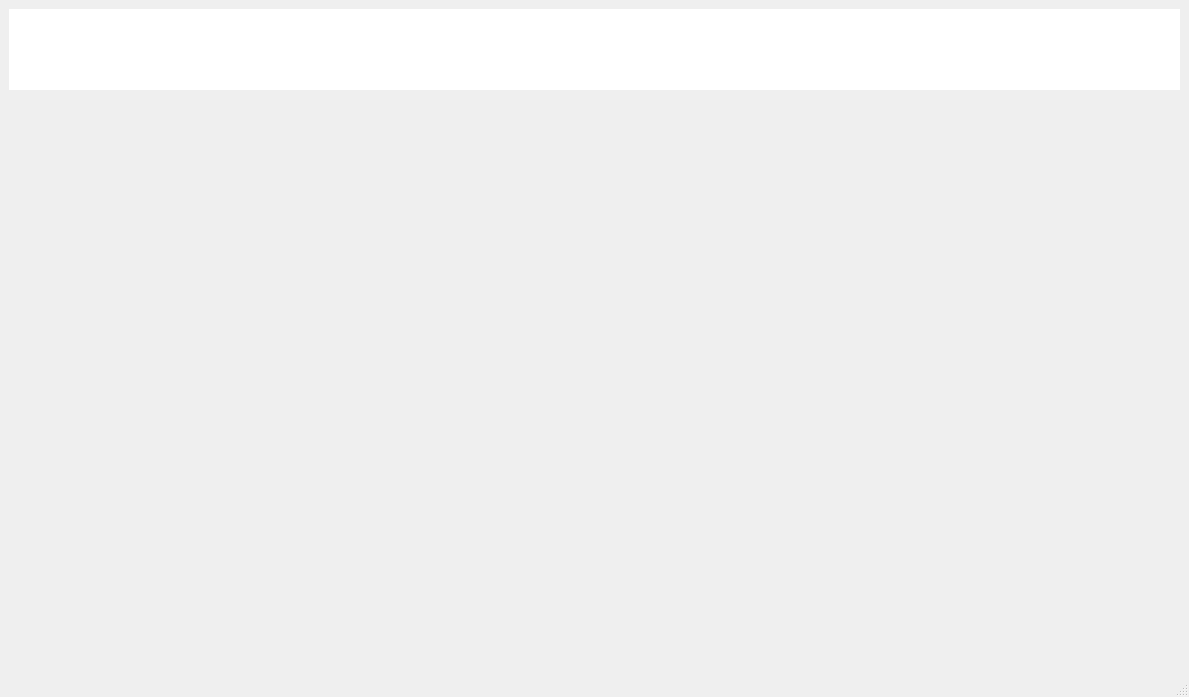
Qt form StudentManagementSystem/mainwindow.ui (BuhDuy256/Student-Management-GROUP6-KTLT-23CLC03) before a commit.
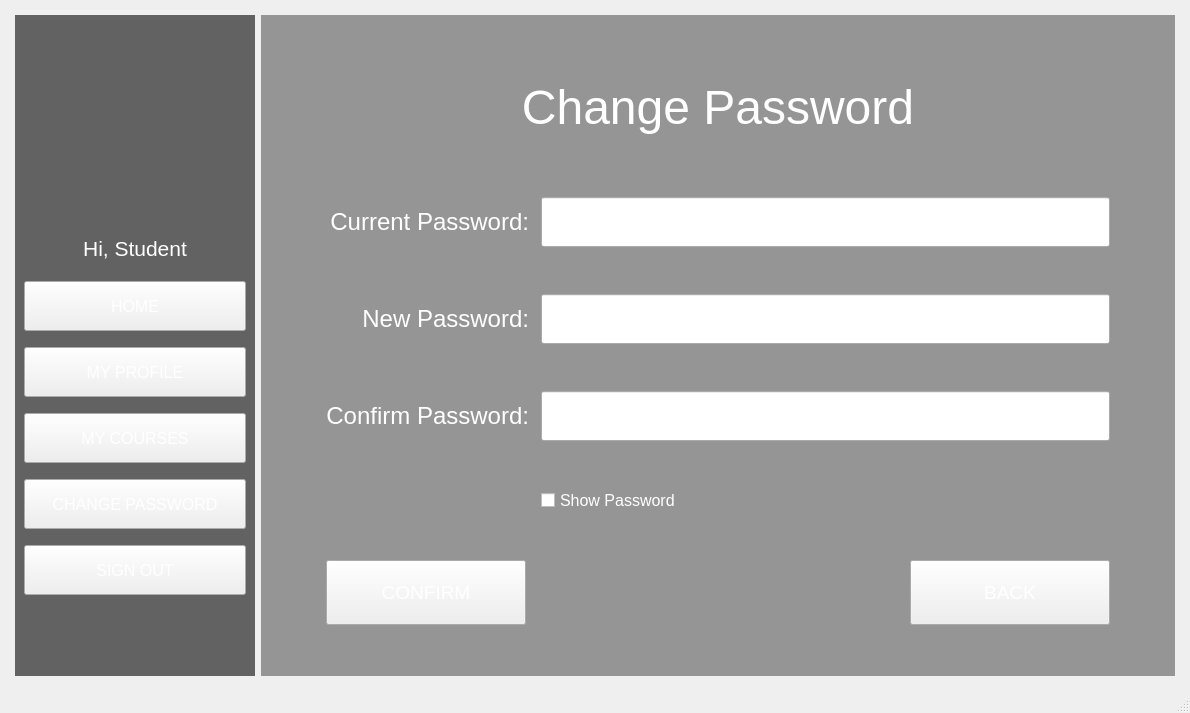
The same form after that commit. Icons and pictures are not drawn.

Commit message: making student page

What changed in the file:
```diff
--- a/StudentManagementSystem/mainwindow.ui
+++ b/StudentManagementSystem/mainwindow.ui
@@ -6,8 +6,8 @@
    <rect>
     <x>0</x>
     <y>0</y>
-    <width>1189</width>
-    <height>697</height>
+    <width>1190</width>
+    <height>713</height>
    </rect>
   </property>
   <property name="windowTitle">
@@ -41,6 +41,21 @@
   </property>
   <widget class="QWidget" name="centralwidget">
    <layout class="QGridLayout" name="gridLayout">
+    <property name="leftMargin">
+     <number>0</number>
+    </property>
+    <property name="topMargin">
+     <number>0</number>
+    </property>
+    <property name="rightMargin">
+     <number>0</number>
+    </property>
+    <property name="bottomMargin">
+     <number>0</number>
+    </property>
+    <property name="horizontalSpacing">
+     <number>7</number>
+    </property>
     <item row="0" column="0">
      <widget class="QStackedWidget" name="stackedWidget">
       <property name="styleSheet">
@@ -389,37 +404,693 @@
        </layout>
       </widget>
       <widget class="QWidget" name="student_homepage">
-       <widget class="QWidget" name="widget_2" native="true">
-        <property name="geometry">
-         <rect>
-          <x>0</x>
-          <y>0</y>
-          <width>1171</width>
-          <height>81</height>
-         </rect>
+       <layout class="QGridLayout" name="gridLayout_3" columnstretch="5,19">
+        <property name="leftMargin">
+         <number>15</number>
         </property>
-        <property name="styleSheet">
-         <string notr="true">#widget_2{
-	background-color: rgb(255, 255, 255);
+        <property name="topMargin">
+         <number>15</number>
+        </property>
+        <property name="rightMargin">
+         <number>15</number>
+        </property>
+        <property name="bottomMargin">
+         <number>15</number>
+        </property>
+        <item row="0" column="0">
+         <widget class="QWidget" name="widget_2" native="true">
+          <property name="styleSheet">
+           <string notr="true">#widget_2{
+	background-color: rgba(0, 0, 0, 150);
 }</string>
+          </property>
+          <layout class="QVBoxLayout" name="verticalLayout_2">
+           <property name="topMargin">
+            <number>50</number>
+           </property>
+           <property name="bottomMargin">
+            <number>70</number>
+           </property>
+           <item alignment="Qt::AlignHCenter">
+            <widget class="QLabel" name="avatar">
+             <property name="minimumSize">
+              <size>
+               <width>140</width>
+               <height>140</height>
+              </size>
+             </property>
+             <property name="maximumSize">
+              <size>
+               <width>140</width>
+               <height>140</height>
+              </size>
+             </property>
+             <property name="styleSheet">
+              <string notr="true">#avatar{
+	border-image: url(:/background/OIP.jpg)
+}</string>
+             </property>
+             <property name="text">
+              <string/>
+             </property>
+            </widget>
+           </item>
+           <item>
+            <widget class="QLabel" name="name">
+             <property name="maximumSize">
+              <size>
+               <width>16777215</width>
+               <height>34</height>
+              </size>
+             </property>
+             <property name="font">
+              <font>
+               <pointsize>16</pointsize>
+              </font>
+             </property>
+             <property name="styleSheet">
+              <string notr="true">#name{
+	color: white;
+}</string>
+             </property>
+             <property name="text">
+              <string>Hi, Student</string>
+             </property>
+             <property name="alignment">
+              <set>Qt::AlignCenter</set>
+             </property>
+            </widget>
+           </item>
+           <item>
+            <widget class="QPushButton" name="button_StuHome">
+             <property name="minimumSize">
+              <size>
+               <width>218</width>
+               <height>50</height>
+              </size>
+             </property>
+             <property name="maximumSize">
+              <size>
+               <width>251</width>
+               <height>50</height>
+              </size>
+             </property>
+             <property name="font">
+              <font>
+               <pointsize>12</pointsize>
+              </font>
+             </property>
+             <property name="text">
+              <string>HOME</string>
+             </property>
+            </widget>
+           </item>
+           <item>
+            <widget class="QPushButton" name="button_StuMyProfile">
+             <property name="minimumSize">
+              <size>
+               <width>218</width>
+               <height>50</height>
+              </size>
+             </property>
+             <property name="maximumSize">
+              <size>
+               <width>251</width>
+               <height>50</height>
+              </size>
+             </property>
+             <property name="font">
+              <font>
+               <pointsize>12</pointsize>
+              </font>
+             </property>
+             <property name="text">
+              <string>MY PROFILE</string>
+             </property>
+            </widget>
+           </item>
+           <item>
+            <widget class="QPushButton" name="button_StuMyCourses">
+             <property name="minimumSize">
+              <size>
+               <width>218</width>
+               <height>50</height>
+              </size>
+             </property>
+             <property name="maximumSize">
+              <size>
+               <width>251</width>
+               <height>50</height>
+              </size>
+             </property>
+             <property name="font">
+              <font>
+               <pointsize>12</pointsize>
+              </font>
+             </property>
+             <property name="text">
+              <string>MY COURSES</string>
+             </property>
+            </widget>
+           </item>
+           <item>
+            <widget class="QPushButton" name="button_StuChangePassword">
+             <property name="minimumSize">
+              <size>
+               <width>218</width>
+               <height>50</height>
+              </size>
+             </property>
+             <property name="maximumSize">
+              <size>
+               <width>251</width>
+               <height>50</height>
+              </size>
+             </property>
+             <property name="font">
+              <font>
+               <pointsize>12</pointsize>
+              </font>
+             </property>
+             <property name="text">
+              <string>CHANGE PASSWORD</string>
+             </property>
+            </widget>
+           </item>
+           <item>
+            <widget class="QPushButton" name="button_StuSignOut">
+             <property name="minimumSize">
+              <size>
+               <width>218</width>
+               <height>50</height>
+              </size>
+             </property>
+             <property name="maximumSize">
+              <size>
+               <width>251</width>
+               <height>50</height>
+              </size>
+             </property>
+             <property name="font">
+              <font>
+               <pointsize>12</pointsize>
+              </font>
+             </property>
+             <property name="text">
+              <string>SIGN OUT</string>
+             </property>
+            </widget>
+           </item>
+          </layout>
+         </widget>
+        </item>
+        <item row="0" column="1">
+         <widget class="QStackedWidget" name="stackedWidget_2">
+          <property name="styleSheet">
+           <string notr="true">#StuHome{
+	background-color: rgba(0, 0, 0, 0);
+}
+
+#StuChangePassword{
+	background-color: rgba(0, 0, 0, 96);
+}</string>
+          </property>
+          <property name="currentIndex">
+           <number>3</number>
+          </property>
+          <widget class="QWidget" name="StuHome">
+           <widget class="QLabel" name="lb_welcome">
+            <property name="geometry">
+             <rect>
+              <x>190</x>
+              <y>40</y>
+              <width>511</width>
+              <height>111</height>
+             </rect>
+            </property>
+            <property name="font">
+             <font>
+              <pointsize>48</pointsize>
+             </font>
+            </property>
+            <property name="styleSheet">
+             <string notr="true">#lb_welcome{
+	color:white;
+}</string>
+            </property>
+            <property name="text">
+             <string>WELCOME</string>
+            </property>
+            <property name="alignment">
+             <set>Qt::AlignCenter</set>
+            </property>
+           </widget>
+          </widget>
+          <widget class="QWidget" name="StuProfile"/>
+          <widget class="QWidget" name="StuCourse"/>
+          <widget class="QWidget" name="StuChangePassword">
+           <layout class="QGridLayout" name="gridLayout_5">
+            <property name="leftMargin">
+             <number>65</number>
+            </property>
+            <property name="rightMargin">
+             <number>65</number>
+            </property>
+            <item row="3" column="0">
+             <widget class="QLabel" name="lb_confirmPass">
+              <property name="font">
+               <font>
+                <pointsize>18</pointsize>
+               </font>
+              </property>
+              <property name="styleSheet">
+               <string notr="true">#lb_confirmPass{
+	color:white;
+}</string>
+              </property>
+              <property name="text">
+               <string>Confirm Password:</string>
+              </property>
+              <property name="alignment">
+               <set>Qt::AlignRight|Qt::AlignTrailing|Qt::AlignVCenter</set>
+              </property>
+             </widget>
+            </item>
+            <item row="5" column="2" alignment="Qt::AlignRight">
+             <widget class="QPushButton" name="button_back">
+              <property name="minimumSize">
+               <size>
+                <width>200</width>
+                <height>65</height>
+               </size>
+              </property>
+              <property name="maximumSize">
+               <size>
+                <width>200</width>
+                <height>65</height>
+               </size>
+              </property>
+              <property name="font">
+               <font>
+                <pointsize>14</pointsize>
+               </font>
+              </property>
+              <property name="text">
+               <string>BACK</string>
+              </property>
+             </widget>
+            </item>
+            <item row="5" column="0">
+             <widget class="QPushButton" name="button_confirm">
+              <property name="minimumSize">
+               <size>
+                <width>200</width>
+                <height>65</height>
+               </size>
+              </property>
+              <property name="maximumSize">
+               <size>
+                <width>200</width>
+                <height>65</height>
+               </size>
+              </property>
+              <property name="font">
+               <font>
+                <pointsize>14</pointsize>
+               </font>
+              </property>
+              <property name="text">
+               <string>CONFIRM</string>
+              </property>
+             </widget>
+            </item>
+            <item row="2" column="2">
+             <widget class="QLineEdit" name="txtNewPass">
+              <property name="minimumSize">
+               <size>
+                <width>0</width>
+                <height>50</height>
+               </size>
+              </property>
+              <property name="maximumSize">
+               <size>
+                <width>612</width>
+                <height>50</height>
+               </size>
+              </property>
+              <property name="font">
+               <font>
+                <pointsize>18</pointsize>
+               </font>
+              </property>
+              <property name="echoMode">
+               <enum>QLineEdit::Password</enum>
+              </property>
+             </widget>
+            </item>
+            <item row="0" column="0" colspan="3">
+             <widget class="QLabel" name="lb_changePass">
+              <property name="maximumSize">
+               <size>
+                <width>16777215</width>
+                <height>85</height>
+               </size>
+              </property>
+              <property name="font">
+               <font>
+                <pointsize>36</pointsize>
+               </font>
+              </property>
+              <property name="styleSheet">
+               <string notr="true">#lb_changePass{
+	color:white;
+}</string>
+              </property>
+              <property name="text">
+               <string>Change Password</string>
+              </property>
+              <property name="alignment">
+               <set>Qt::AlignCenter</set>
+              </property>
+             </widget>
+            </item>
+            <item row="1" column="0">
+             <widget class="QLabel" name="lb_curPass">
+              <property name="font">
+               <font>
+                <pointsize>18</pointsize>
+               </font>
+              </property>
+              <property name="styleSheet">
+               <string notr="true">#lb_curPass{
+	color:white;
+}</string>
+              </property>
+              <property name="text">
+               <string>Current Password:</string>
+              </property>
+              <property name="alignment">
+               <set>Qt::AlignRight|Qt::AlignTrailing|Qt::AlignVCenter</set>
+              </property>
+             </widget>
+            </item>
+            <item row="2" column="0">
+             <widget class="QLabel" name="lb_newPass">
+              <property name="font">
+               <font>
+                <pointsize>18</pointsize>
+               </font>
+              </property>
+              <property name="styleSheet">
+               <string notr="true">#lb_newPass{
+	color:white;
+}</string>
+              </property>
+              <property name="text">
+               <string>New Password:</string>
+              </property>
+              <property name="alignment">
+               <set>Qt::AlignRight|Qt::AlignTrailing|Qt::AlignVCenter</set>
+              </property>
+             </widget>
+            </item>
+            <item row="1" column="2">
+             <widget class="QLineEdit" name="txtCurPass">
+              <property name="minimumSize">
+               <size>
+                <width>0</width>
+                <height>50</height>
+               </size>
+              </property>
+              <property name="maximumSize">
+               <size>
+                <width>612</width>
+                <height>50</height>
+               </size>
+              </property>
+              <property name="font">
+               <font>
+                <pointsize>18</pointsize>
+               </font>
+              </property>
+              <property name="text">
+               <string/>
+              </property>
+              <property name="echoMode">
+               <enum>QLineEdit::Password</enum>
+              </property>
+             </widget>
+            </item>
+            <item row="3" column="2">
+             <widget class="QLineEdit" name="txtConfirmPass">
+              <property name="minimumSize">
+               <size>
+                <width>0</width>
+                <height>50</height>
+               </size>
+              </property>
+              <property name="maximumSize">
+               <size>
+                <width>612</width>
+                <height>50</height>
+               </size>
+              </property>
+              <property name="font">
+               <font>
+                <pointsize>18</pointsize>
+               </font>
+              </property>
+              <property name="echoMode">
+               <enum>QLineEdit::Password</enum>
+              </property>
+             </widget>
+            </item>
+            <item row="4" column="2">
+             <widget class="QCheckBox" name="checkBox_2">
+              <property name="font">
+               <font>
+                <pointsize>12</pointsize>
+               </font>
+              </property>
+              <property name="styleSheet">
+               <string notr="true">#checkBox_2{
+	color: white;
+}</string>
+              </property>
+              <property name="text">
+               <string>Show Password</string>
+              </property>
+             </widget>
+            </item>
+           </layout>
+          </widget>
+         </widget>
+        </item>
+       </layout>
+      </widget>
+      <widget class="QWidget" name="admin_homepage">
+       <property name="styleSheet">
+        <string notr="true">#admin_homepage{
+	border-image: url(:/background/Lovely Minecraft Hd Wallpaper 1920x1080.jpg);
+}</string>
+       </property>
+       <layout class="QGridLayout" name="gridLayout_4" columnstretch="5,19">
+        <property name="leftMargin">
+         <number>15</number>
         </property>
-       </widget>
+        <property name="topMargin">
+         <number>15</number>
+        </property>
+        <property name="rightMargin">
+         <number>15</number>
+        </property>
+        <property name="bottomMargin">
+         <number>15</number>
+        </property>
+        <item row="0" column="0">
+         <widget class="QWidget" name="widget_3" native="true">
+          <property name="styleSheet">
+           <string notr="true">#widget_3{
+	background-color: rgba(0, 0, 0, 150);
+}</string>
+          </property>
+          <layout class="QVBoxLayout" name="verticalLayout_3">
+           <property name="topMargin">
+            <number>50</number>
+           </property>
+           <property name="bottomMargin">
+            <number>70</number>
+           </property>
+           <item alignment="Qt::AlignHCenter">
+            <widget class="QLabel" name="avatar_2">
+             <property name="minimumSize">
+              <size>
+               <width>140</width>
+               <height>140</height>
+              </size>
+             </property>
+             <property name="maximumSize">
+              <size>
+               <width>140</width>
+               <height>140</height>
+              </size>
+             </property>
+             <property name="styleSheet">
+              <string notr="true">#avatar_2{
+	border-image: url(:/background/OIP.jpg)
+}</string>
+             </property>
+             <property name="text">
+              <string/>
+             </property>
+            </widget>
+           </item>
+           <item>
+            <widget class="QLabel" name="name_2">
+             <property name="maximumSize">
+              <size>
+               <width>16777215</width>
+               <height>34</height>
+              </size>
+             </property>
+             <property name="font">
+              <font>
+               <pointsize>16</pointsize>
+              </font>
+             </property>
+             <property name="styleSheet">
+              <string notr="true">#name_2{
+	color: white;
+}</string>
+             </property>
+             <property name="text">
+              <string>Hi, Admin</string>
+             </property>
+             <property name="alignment">
+              <set>Qt::AlignCenter</set>
+             </property>
+            </widget>
+           </item>
+           <item>
+            <widget class="QPushButton" name="button_AdHome">
+             <property name="minimumSize">
+              <size>
+               <width>218</width>
+               <height>50</height>
+              </size>
+             </property>
+             <property name="maximumSize">
+              <size>
+               <width>251</width>
+               <height>50</height>
+              </size>
+             </property>
+             <property name="font">
+              <font>
+               <pointsize>12</pointsize>
+              </font>
+             </property>
+             <property name="text">
+              <string>HOME</string>
+             </property>
+            </widget>
+           </item>
+           <item>
+            <widget class="QPushButton" name="button_AdMyProfile">
+             <property name="minimumSize">
+              <size>
+               <width>218</width>
+               <height>50</height>
+              </size>
+             </property>
+             <property name="maximumSize">
+              <size>
+               <width>251</width>
+               <height>50</height>
+              </size>
+             </property>
+             <property name="font">
+              <font>
+               <pointsize>12</pointsize>
+              </font>
+             </property>
+             <property name="text">
+              <string>MY PROFILE</string>
+             </property>
+            </widget>
+           </item>
+           <item>
+            <widget class="QPushButton" name="button_AdChangePassword">
+             <property name="minimumSize">
+              <size>
+               <width>218</width>
+               <height>50</height>
+              </size>
+             </property>
+             <property name="maximumSize">
+              <size>
+               <width>251</width>
+               <height>50</height>
+              </size>
+             </property>
+             <property name="font">
+              <font>
+               <pointsize>12</pointsize>
+              </font>
+             </property>
+             <property name="text">
+              <string>CHANGE PASSWORD</string>
+             </property>
+            </widget>
+           </item>
+           <item>
+            <widget class="QPushButton" name="button_AdSignOut">
+             <property name="minimumSize">
+              <size>
+               <width>218</width>
+               <height>50</height>
+              </size>
+             </property>
+             <property name="maximumSize">
+              <size>
+               <width>251</width>
+               <height>50</height>
+              </size>
+             </property>
+             <property name="font">
+              <font>
+               <pointsize>12</pointsize>
+              </font>
+             </property>
+             <property name="text">
+              <string>SIGN OUT</string>
+             </property>
+            </widget>
+           </item>
+          </layout>
+         </widget>
+        </item>
+        <item row="0" column="1">
+         <widget class="QStackedWidget" name="stackedWidget_3">
+          <property name="styleSheet">
+           <string notr="true">#page_5{
+	background-color: rgba(0, 0, 0, 0);
+}</string>
+          </property>
+          <property name="currentIndex">
+           <number>1</number>
+          </property>
+          <widget class="QWidget" name="page_5"/>
+          <widget class="QWidget" name="page_6"/>
+         </widget>
+        </item>
+       </layout>
       </widget>
      </widget>
     </item>
    </layout>
   </widget>
-  <widget class="QMenuBar" name="menubar">
-   <property name="geometry">
-    <rect>
-     <x>0</x>
-     <y>0</y>
-     <width>1189</width>
-     <height>25</height>
-    </rect>
-   </property>
-  </widget>
-  <widget class="QStatusBar" name="statusbar"/>
+  <widget class="QStatusBar" name="statusBar"/>
  </widget>
  <resources/>
  <connections/>
```
Left out of the diff: 39 changed lines with no effect on the pictures. The commit also changes 86 other files.
